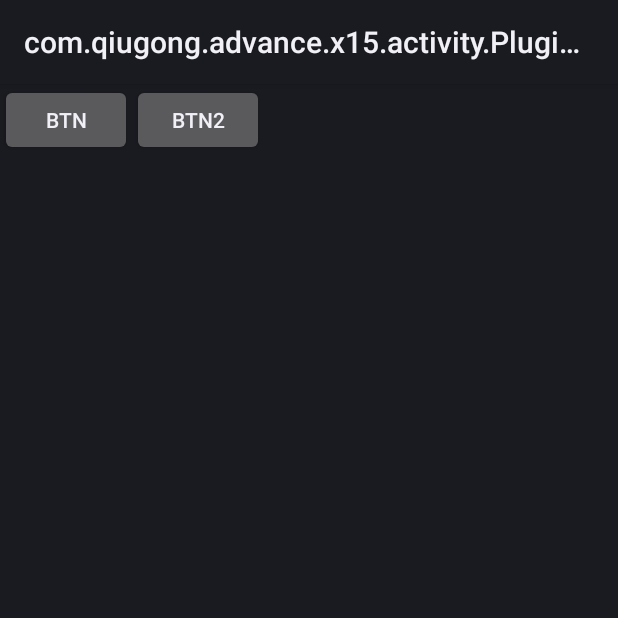
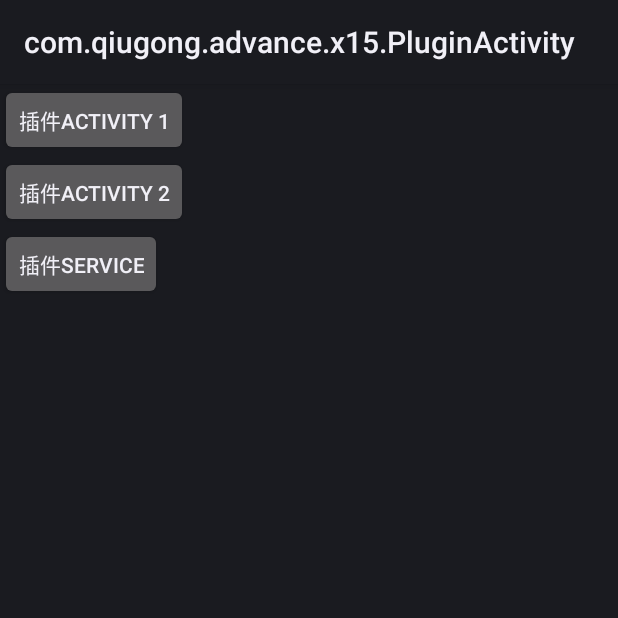
Before and after one commit to Qiu-Gong/Book, an Android app: the PluginActivity screen opened directly, with no data from a screen before it, on a phone screen of 412 x 824 dp, the top half of it. Run offline under Robolectric (Android 15) with nearby library versions, the phone set to English and light mode, and no system bars.

Commit message:
[CHG] x015- plugin Service

```diff
--- a/advance/src/main/AndroidManifest.xml
+++ b/advance/src/main/AndroidManifest.xml
@@ -12,12 +12,15 @@
         <activity android:name=".x14.hook.TestActivity" />
 
         <!-- plugin activity -->
-        <activity android:name=".x15.activity.PluginActivity">
+        <activity android:name=".x15.PluginActivity">
             <intent-filter>
                 <action android:name="android.intent.action.MAIN" />
                 <category android:name="android.intent.category.LAUNCHER" />
             </intent-filter>
         </activity>
         <activity android:name=".x15.activity.StubActivity" />
+
+        <!-- plugin service -->
+        <service android:name=".x15.service.ProxyService" />
     </application>
 </manifest>
--- a/advance/src/main/java/com/qiugong/advance/x15/activity/PluginActivity.java
+++ b/advance/src/main/java/com/qiugong/advance/x15/PluginActivity.java
@@ -1,4 +1,4 @@
-package com.qiugong.advance.x15.activity;
+package com.qiugong.advance.x15;
 
 import android.app.Activity;
 import android.content.Intent;
@@ -6,6 +6,8 @@ import android.os.Bundle;
 import android.view.View;
 
 import com.qiugong.advance.R;
+import com.qiugong.advance.x15.activity.TargetActivity;
+import com.qiugong.advance.x15.service.TargetService;
 import com.qiugong.advance.x15.tools.HookHelper;
 
 /**
@@ -43,5 +45,18 @@ public class PluginActivity extends Activity {
                 }
             }
         });
+
+        findViewById(R.id.btn3).setOnClickListener(new View.OnClickListener() {
+            @Override
+            public void onClick(View v) {
+                try {
+                    HookHelper.hookServiceAMS();
+                    Intent intent = new Intent(PluginActivity.this, TargetService.class);
+                    startService(intent);
+                } catch (Exception e) {
+                    e.printStackTrace();
+                }
+            }
+        });
     }
 }
--- a/advance/src/main/res/layout/activity_plugin.xml
+++ b/advance/src/main/res/layout/activity_plugin.xml
@@ -7,12 +7,19 @@
         android:id="@+id/btn"
         android:layout_width="wrap_content"
         android:layout_height="wrap_content"
-        android:text="Btn" />
+        android:text="插件Activity 1" />
 
     <Button
         android:id="@+id/btn2"
         android:layout_width="wrap_content"
         android:layout_height="wrap_content"
-        android:layout_toRightOf="@id/btn"
-        android:text="Btn2" />
+        android:layout_below="@id/btn"
+        android:text="插件Activity 2" />
+
+    <Button
+        android:id="@+id/btn3"
+        android:layout_width="wrap_content"
+        android:layout_height="wrap_content"
+        android:layout_below="@id/btn2"
+        android:text="插件Service" />
 </RelativeLayout>
```
Also changed, not shown: advance/src/main/java/com/qiugong/advance/x15/service/ProxyService.java (added, +94 -0 lines), advance/src/main/java/com/qiugong/advance/x15/service/TargetService.java (added, +31 -0 lines), advance/src/main/java/com/qiugong/advance/x15/tools/HookHelper.java (+27 -0 lines), advance/src/main/java/com/qiugong/advance/x15/tools/IActivityManagerProxy.java (+21 -2 lines).
